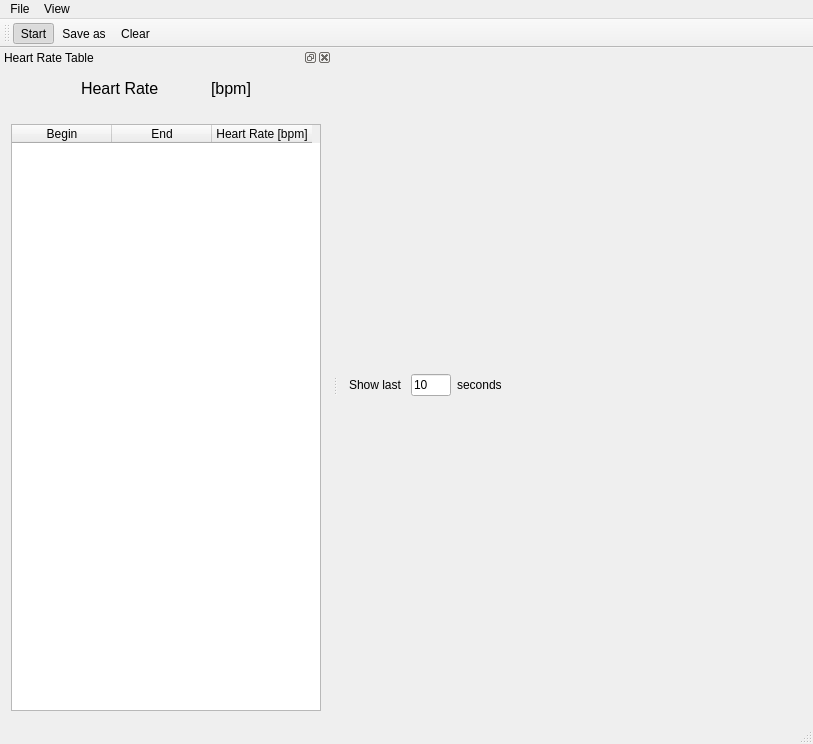
Qt form telemed_desktop/telemed_desktop/MainWin.ui (slavek1250/telemed) before a commit.
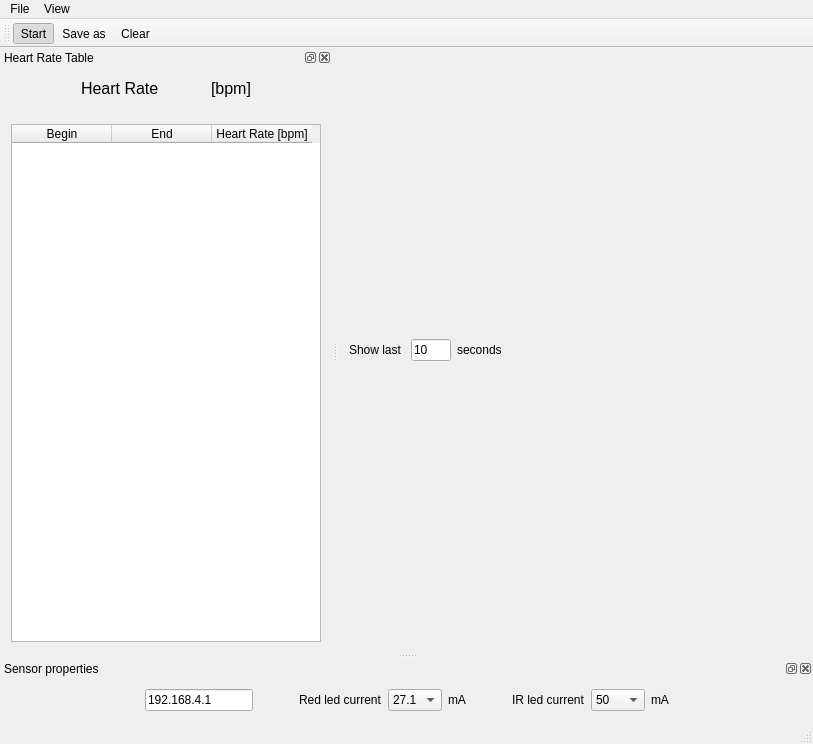
The same form after that commit. Icons and pictures are not drawn.

Commit message: sensor properties (set leds current in program, set ip)

```diff
--- a/telemed_desktop/telemed_desktop/MainWin.ui
+++ b/telemed_desktop/telemed_desktop/MainWin.ui
@@ -280,6 +280,339 @@
     </layout>
    </widget>
   </widget>
+  <widget class="QDockWidget" name="propDockWgt">
+   <property name="allowedAreas">
+    <set>Qt::BottomDockWidgetArea|Qt::TopDockWidgetArea</set>
+   </property>
+   <property name="windowTitle">
+    <string>Sensor properties</string>
+   </property>
+   <attribute name="dockWidgetArea">
+    <number>8</number>
+   </attribute>
+   <widget class="QWidget" name="dockWidgetContents_3">
+    <layout class="QHBoxLayout" name="horizontalLayout_3">
+     <item>
+      <spacer name="horizontalSpacer_4">
+       <property name="orientation">
+        <enum>Qt::Horizontal</enum>
+       </property>
+       <property name="sizeHint" stdset="0">
+        <size>
+         <width>40</width>
+         <height>20</height>
+        </size>
+       </property>
+      </spacer>
+     </item>
+     <item>
+      <widget class="QLineEdit" name="ipEdt">
+       <property name="sizePolicy">
+        <sizepolicy hsizetype="Maximum" vsizetype="Fixed">
+         <horstretch>0</horstretch>
+         <verstretch>0</verstretch>
+        </sizepolicy>
+       </property>
+       <property name="text">
+        <string>192.168.4.1</string>
+       </property>
+       <property name="placeholderText">
+        <string>IP address of a device</string>
+       </property>
+      </widget>
+     </item>
+     <item>
+      <spacer name="horizontalSpacer_7">
+       <property name="orientation">
+        <enum>Qt::Horizontal</enum>
+       </property>
+       <property name="sizeType">
+        <enum>QSizePolicy::Maximum</enum>
+       </property>
+       <property name="sizeHint" stdset="0">
+        <size>
+         <width>40</width>
+         <height>20</height>
+        </size>
+       </property>
+      </spacer>
+     </item>
+     <item>
+      <widget class="QLabel" name="label_4">
+       <property name="sizePolicy">
+        <sizepolicy hsizetype="Maximum" vsizetype="Preferred">
+         <horstretch>0</horstretch>
+         <verstretch>0</verstretch>
+        </sizepolicy>
+       </property>
+       <property name="text">
+        <string>Red led current</string>
+       </property>
+      </widget>
+     </item>
+     <item>
+      <widget class="QComboBox" name="redLedCurrBox">
+       <property name="sizePolicy">
+        <sizepolicy hsizetype="Maximum" vsizetype="Fixed">
+         <horstretch>0</horstretch>
+         <verstretch>0</verstretch>
+        </sizepolicy>
+       </property>
+       <property name="currentIndex">
+        <number>8</number>
+       </property>
+       <property name="maxVisibleItems">
+        <number>15</number>
+       </property>
+       <item>
+        <property name="text">
+         <string>0</string>
+        </property>
+       </item>
+       <item>
+        <property name="text">
+         <string>4.4</string>
+        </property>
+       </item>
+       <item>
+        <property name="text">
+         <string>7.6</string>
+        </property>
+       </item>
+       <item>
+        <property name="text">
+         <string>11</string>
+        </property>
+       </item>
+       <item>
+        <property name="text">
+         <string>14.2</string>
+        </property>
+       </item>
+       <item>
+        <property name="text">
+         <string>17.4</string>
+        </property>
+       </item>
+       <item>
+        <property name="text">
+         <string>20.8</string>
+        </property>
+       </item>
+       <item>
+        <property name="text">
+         <string>24</string>
+        </property>
+       </item>
+       <item>
+        <property name="text">
+         <string>27.1</string>
+        </property>
+       </item>
+       <item>
+        <property name="text">
+         <string>30.6</string>
+        </property>
+       </item>
+       <item>
+        <property name="text">
+         <string>33.8</string>
+        </property>
+       </item>
+       <item>
+        <property name="text">
+         <string>37</string>
+        </property>
+       </item>
+       <item>
+        <property name="text">
+         <string>40.2</string>
+        </property>
+       </item>
+       <item>
+        <property name="text">
+         <string>43.6</string>
+        </property>
+       </item>
+       <item>
+        <property name="text">
+         <string>46.8</string>
+        </property>
+       </item>
+       <item>
+        <property name="text">
+         <string>50</string>
+        </property>
+       </item>
+      </widget>
+     </item>
+     <item>
+      <widget class="QLabel" name="label_7">
+       <property name="sizePolicy">
+        <sizepolicy hsizetype="Maximum" vsizetype="Preferred">
+         <horstretch>0</horstretch>
+         <verstretch>0</verstretch>
+        </sizepolicy>
+       </property>
+       <property name="text">
+        <string>mA</string>
+       </property>
+      </widget>
+     </item>
+     <item>
+      <spacer name="horizontalSpacer_6">
+       <property name="orientation">
+        <enum>Qt::Horizontal</enum>
+       </property>
+       <property name="sizeType">
+        <enum>QSizePolicy::Maximum</enum>
+       </property>
+       <property name="sizeHint" stdset="0">
+        <size>
+         <width>40</width>
+         <height>20</height>
+        </size>
+       </property>
+      </spacer>
+     </item>
+     <item>
+      <widget class="QLabel" name="label_6">
+       <property name="sizePolicy">
+        <sizepolicy hsizetype="Maximum" vsizetype="Preferred">
+         <horstretch>0</horstretch>
+         <verstretch>0</verstretch>
+        </sizepolicy>
+       </property>
+       <property name="text">
+        <string>IR led current</string>
+       </property>
+      </widget>
+     </item>
+     <item>
+      <widget class="QComboBox" name="irLedCurrBox">
+       <property name="sizePolicy">
+        <sizepolicy hsizetype="Maximum" vsizetype="Fixed">
+         <horstretch>0</horstretch>
+         <verstretch>0</verstretch>
+        </sizepolicy>
+       </property>
+       <property name="currentIndex">
+        <number>15</number>
+       </property>
+       <property name="maxVisibleItems">
+        <number>15</number>
+       </property>
+       <item>
+        <property name="text">
+         <string>0</string>
+        </property>
+       </item>
+       <item>
+        <property name="text">
+         <string>4.4</string>
+        </property>
+       </item>
+       <item>
+        <property name="text">
+         <string>7.6</string>
+        </property>
+       </item>
+       <item>
+        <property name="text">
+         <string>11</string>
+        </property>
+       </item>
+       <item>
+        <property name="text">
+         <string>14.2</string>
+        </property>
+       </item>
+       <item>
+        <property name="text">
+         <string>17.4</string>
+        </property>
+       </item>
+       <item>
+        <property name="text">
+         <string>20.8</string>
+        </property>
+       </item>
+       <item>
+        <property name="text">
+         <string>24</string>
+        </property>
+       </item>
+       <item>
+        <property name="text">
+         <string>27.1</string>
+        </property>
+       </item>
+       <item>
+        <property name="text">
+         <string>30.6</string>
+        </property>
+       </item>
+       <item>
+        <property name="text">
+         <string>33.8</string>
+        </property>
+       </item>
+       <item>
+        <property name="text">
+         <string>37</string>
+        </property>
+       </item>
+       <item>
+        <property name="text">
+         <string>40.2</string>
+        </property>
+       </item>
+       <item>
+        <property name="text">
+         <string>43.6</string>
+        </property>
+       </item>
+       <item>
+        <property name="text">
+         <string>46.8</string>
+        </property>
+       </item>
+       <item>
+        <property name="text">
+         <string>50</string>
+        </property>
+       </item>
+      </widget>
+     </item>
+     <item>
+      <widget class="QLabel" name="label_8">
+       <property name="sizePolicy">
+        <sizepolicy hsizetype="Maximum" vsizetype="Preferred">
+         <horstretch>0</horstretch>
+         <verstretch>0</verstretch>
+        </sizepolicy>
+       </property>
+       <property name="text">
+        <string>mA</string>
+       </property>
+      </widget>
+     </item>
+     <item>
+      <spacer name="horizontalSpacer_5">
+       <property name="orientation">
+        <enum>Qt::Horizontal</enum>
+       </property>
+       <property name="sizeHint" stdset="0">
+        <size>
+         <width>40</width>
+         <height>20</height>
+        </size>
+       </property>
+      </spacer>
+     </item>
+    </layout>
+   </widget>
+  </widget>
   <action name="actionExit">
    <property name="checkable">
     <bool>false</bool>
```
Left out of the diff: 44 changed lines with no effect on the pictures. The commit also changes 13 other files.
